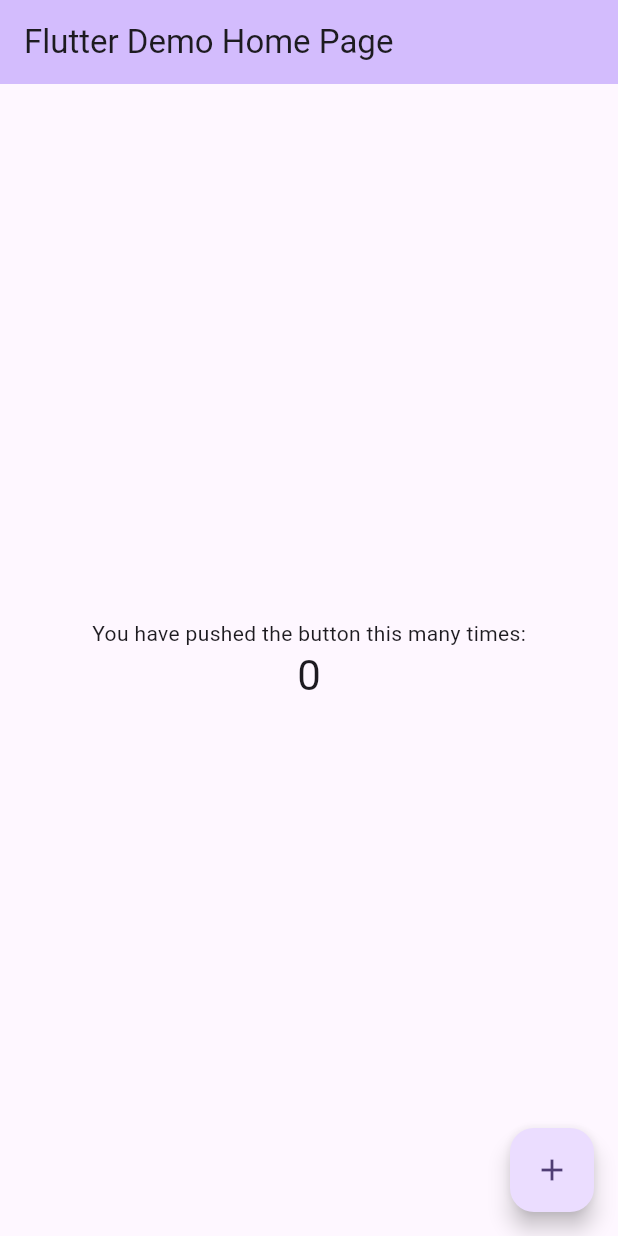
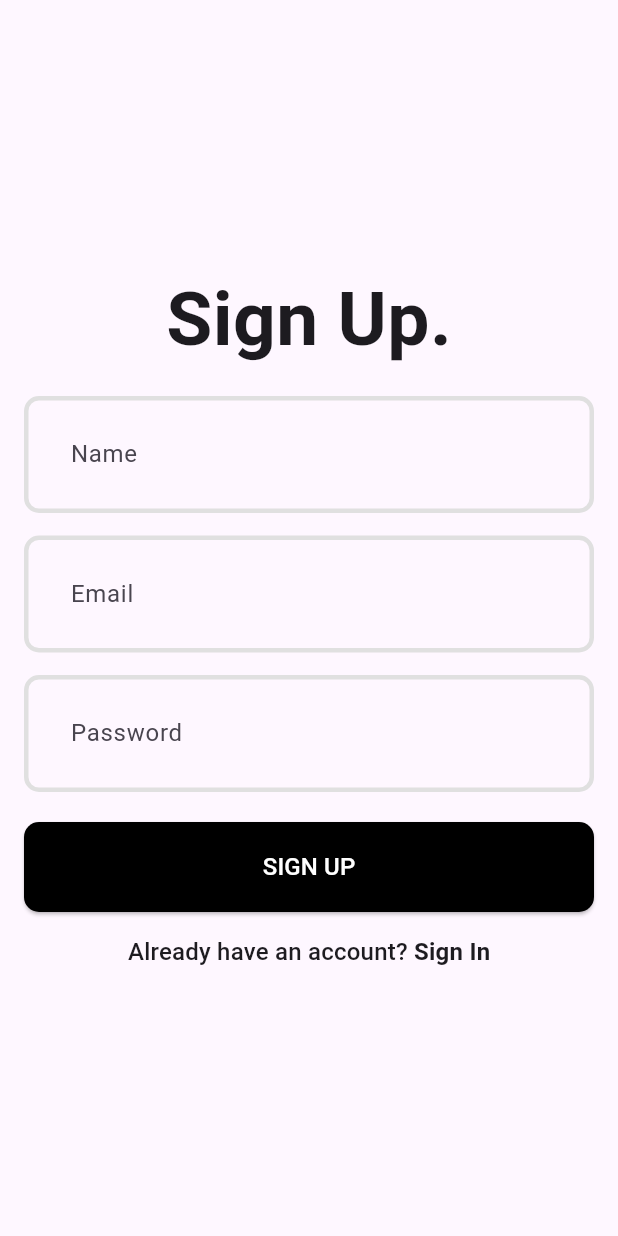
Before and after one commit to NiazSagor/task_wise, a Flutter app: the screen it shows after launch, on a phone screen of 412 x 824 dp. Run offline on Flutter 3.47's test engine with Material 3 defaults, Android fonts, the phone set to English and light mode, and no system bars.

Commit message:
:alien: feat: Implement initial signup screen
This commit introduces the initial UI for the user signup page.

Key changes include:
- A new `SignupPage` stateful widget with text fields for name, email, and password.
- A "SIGN UP" button and a link to the sign-in page.
- Removal of the default Flutter counter app.
- Addition of global themes for `InputDecoration` and `ElevatedButton` in `main.dart` to establish a consistent style.

```diff
--- /dev/null
+++ b/lib/features/auth/presentation/pages/signup_page.dart
@@ -0,0 +1,76 @@
+import 'package:flutter/material.dart';
+
+class SignupPage extends StatefulWidget {
+  const SignupPage({super.key});
+
+  @override
+  State<SignupPage> createState() => _SignupPageState();
+}
+
+class _SignupPageState extends State<SignupPage> {
+  final TextEditingController emailController = TextEditingController();
+  final TextEditingController passwordController = TextEditingController();
+  final TextEditingController nameController = TextEditingController();
+
+  @override
+  void dispose() {
+    emailController.dispose();
+    passwordController.dispose();
+    nameController.dispose();
+    super.dispose();
+  }
+
+  @override
+  Widget build(BuildContext context) {
+    return Scaffold(
+      body: Padding(
+        padding: const EdgeInsets.all(16.0),
+        child: Column(
+          mainAxisAlignment: MainAxisAlignment.center,
+          children: [
+            Text(
+              "Sign Up.",
+              style: TextStyle(fontSize: 50, fontWeight: FontWeight.bold),
+            ),
+            const SizedBox(height: 15),
+            TextFormField(
+              controller: nameController,
+              decoration: InputDecoration(hintText: "Name"),
+            ),
+            const SizedBox(height: 15),
+            TextFormField(
+              controller: emailController,
+              decoration: InputDecoration(hintText: "Email"),
+            ),
+            const SizedBox(height: 15),
+            TextFormField(
+              controller: passwordController,
+              decoration: InputDecoration(hintText: "Password"),
+            ),
+            const SizedBox(height: 20),
+            ElevatedButton(
+              onPressed: () {},
+              child: Text(
+                "SIGN UP",
+                style: TextStyle(color: Colors.white, fontSize: 16),
+              ),
+            ),
+            const SizedBox(height: 15),
+            RichText(
+              text: TextSpan(
+                text: "Already have an account? ",
+                style: Theme.of(context).textTheme.titleMedium,
+                children: [
+                  TextSpan(
+                    text: "Sign In",
+                    style: TextStyle(fontWeight: FontWeight.bold),
+                  ),
+                ],
+              ),
+            ),
+          ],
+        ),
+      ),
+    );
+  }
+}
--- a/lib/main.dart
+++ b/lib/main.dart
@@ -1,4 +1,5 @@
 import 'package:flutter/material.dart';
+import 'package:task_wise/features/auth/presentation/pages/signup_page.dart';
 
 void main() {
   runApp(const MyApp());
@@ -11,112 +12,30 @@ class MyApp extends StatelessWidget {
   @override
   Widget build(BuildContext context) {
     return MaterialApp(
-      title: 'Flutter Demo',
+      title: 'TaskWise',
       theme: ThemeData(
-        // This is the theme of your application.
-        //
-        // TRY THIS: Try running your application with "flutter run". You'll see
-        // the application has a purple toolbar. Then, without quitting the app,
-        // try changing the seedColor in the colorScheme below to Colors.green
-        // and then invoke "hot reload" (save your changes or press the "hot
-        // reload" button in a Flutter-supported IDE, or press "r" if you used
-        // the command line to start the app).
-        //
-        // Notice that the counter didn't reset back to zero; the application
-        // state is not lost during the reload. To reset the state, use hot
-        // restart instead.
-        //
-        // This works for code too, not just values: Most code changes can be
-        // tested with just a hot reload.
-        colorScheme: ColorScheme.fromSeed(seedColor: Colors.deepPurple),
+        inputDecorationTheme: InputDecorationTheme(
+          contentPadding: const EdgeInsets.all(27),
+          enabledBorder: OutlineInputBorder(
+            borderSide: BorderSide(color: Colors.grey.shade300, width: 3),
+            borderRadius: BorderRadius.circular(10),
+          ),
+          focusedBorder: OutlineInputBorder(
+            borderSide: BorderSide(width: 3),
+            borderRadius: BorderRadius.circular(10),
+          ),
+        ),
+        elevatedButtonTheme: ElevatedButtonThemeData(
+          style: ElevatedButton.styleFrom(
+            minimumSize: Size(double.infinity, 60),
+            backgroundColor: Colors.black,
+            shape: RoundedRectangleBorder(
+              borderRadius: BorderRadius.circular(10),
+            ),
+          )
+        )
       ),
-      home: const MyHomePage(title: 'Flutter Demo Home Page'),
+      home: const SignupPage(),
     );
   }
 }
-
-class MyHomePage extends StatefulWidget {
-  const MyHomePage({super.key, required this.title});
-
-  // This widget is the home page of your application. It is stateful, meaning
-  // that it has a State object (defined below) that contains fields that affect
-  // how it looks.
-
-  // This class is the configuration for the state. It holds the values (in this
-  // case the title) provided by the parent (in this case the App widget) and
-  // used by the build method of the State. Fields in a Widget subclass are
-  // always marked "final".
-
-  final String title;
-
-  @override
-  State<MyHomePage> createState() => _MyHomePageState();
-}
-
-class _MyHomePageState extends State<MyHomePage> {
-  int _counter = 0;
-
-  void _incrementCounter() {
-    setState(() {
-      // This call to setState tells the Flutter framework that something has
-      // changed in this State, which causes it to rerun the build method below
-      // so that the display can reflect the updated values. If we changed
-      // _counter without calling setState(), then the build method would not be
-      // called again, and so nothing would appear to happen.
-      _counter++;
-    });
-  }
-
-  @override
-  Widget build(BuildContext context) {
-    // This method is rerun every time setState is called, for instance as done
-    // by the _incrementCounter method above.
-    //
-    // The Flutter framework has been optimized to make rerunning build methods
-    // fast, so that you can just rebuild anything that needs updating rather
-    // than having to individually change instances of widgets.
-    return Scaffold(
-      appBar: AppBar(
-        // TRY THIS: Try changing the color here to a specific color (to
-        // Colors.amber, perhaps?) and trigger a hot reload to see the AppBar
-        // change color while the other colors stay the same.
-        backgroundColor: Theme.of(context).colorScheme.inversePrimary,
-        // Here we take the value from the MyHomePage object that was created by
-        // the App.build method, and use it to set our appbar title.
-        title: Text(widget.title),
-      ),
-      body: Center(
-        // Center is a layout widget. It takes a single child and positions it
-        // in the middle of the parent.
-        child: Column(
-          // Column is also a layout widget. It takes a list of children and
-          // arranges them vertically. By default, it sizes itself to fit its
-          // children horizontally, and tries to be as tall as its parent.
-          //
-          // Column has various properties to control how it sizes itself and
-          // how it positions its children. Here we use mainAxisAlignment to
-          // center the children vertically; the main axis here is the vertical
-          // axis because Columns are vertical (the cross axis would be
-          // horizontal).
-          //
-          // TRY THIS: Invoke "debug painting" (choose the "Toggle Debug Paint"
-          // action in the IDE, or press "p" in the console), to see the
-          // wireframe for each widget.
-          mainAxisAlignment: MainAxisAlignment.center,
-          children: <Widget>[
-            const Text('You have pushed the button this many times:'),
-            Text(
-              '$_counter',
-              style: Theme.of(context).textTheme.headlineMedium,
-            ),
-          ],
-        ),
-      ),
-      floatingActionButton: FloatingActionButton(
-        onPressed: _incrementCounter,
-        tooltip: 'Increment',
-        child: const Icon(Icons.add),
-      ), // This trailing comma makes auto-formatting nicer for build methods.
-    );
-  }
-}
```
